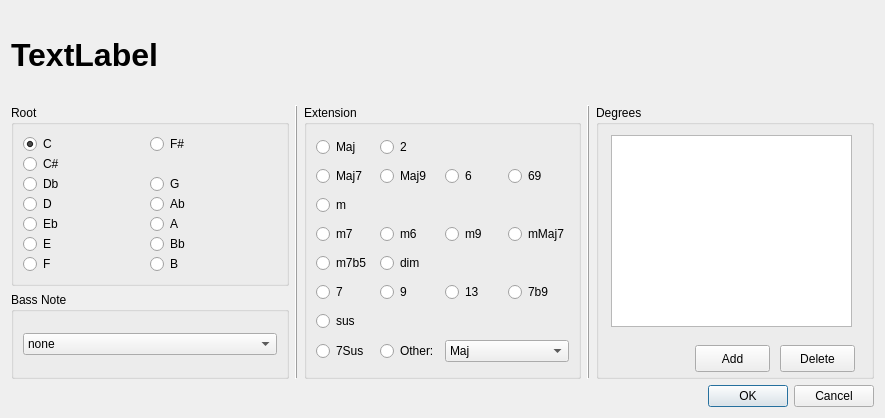
Old version of the form mscore/mscore/chordedit.ui in the repository musescore/musescore-old.
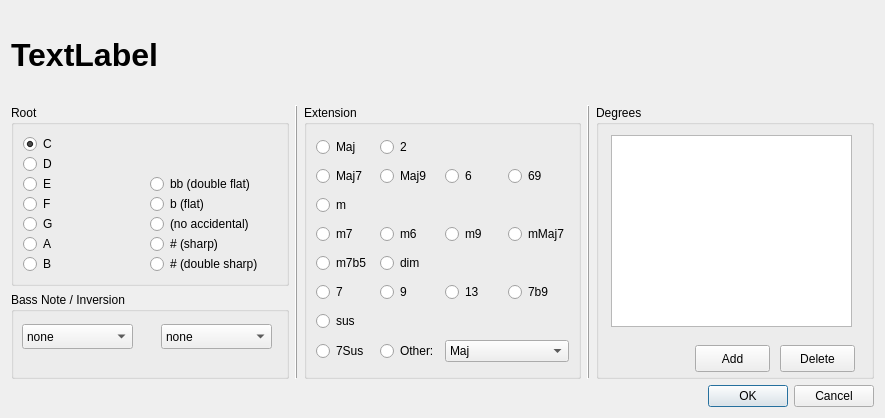
New version of the form.

Patch:
```diff
--- a/mscore/mscore/chordedit.ui
+++ b/mscore/mscore/chordedit.ui
@@ -52,87 +52,80 @@
         </property>
        </widget>
       </item>
-      <item row="0" column="1" >
-       <widget class="QRadioButton" name="rootFis" >
-        <property name="text" >
-         <string>F#</string>
-        </property>
-       </widget>
-      </item>
       <item row="2" column="0" >
-       <widget class="QRadioButton" name="rootDb" >
+       <widget class="QRadioButton" name="rootE" >
         <property name="text" >
-         <string>Db</string>
+         <string>E</string>
         </property>
        </widget>
       </item>
       <item row="2" column="1" >
+       <widget class="QRadioButton" name="accDFlat" >
+        <property name="text" >
+         <string>bb (double flat)</string>
+        </property>
+       </widget>
+      </item>
+      <item row="3" column="0" >
+       <widget class="QRadioButton" name="rootF" >
+        <property name="text" >
+         <string>F</string>
+        </property>
+       </widget>
+      </item>
+      <item row="3" column="1" >
+       <widget class="QRadioButton" name="accFlat" >
+        <property name="text" >
+         <string>b (flat)</string>
+        </property>
+       </widget>
+      </item>
+      <item row="4" column="0" >
        <widget class="QRadioButton" name="rootG" >
         <property name="text" >
          <string>G</string>
         </property>
        </widget>
       </item>
-      <item row="3" column="0" >
-       <widget class="QRadioButton" name="rootD" >
-        <property name="text" >
-         <string>D</string>
-        </property>
-       </widget>
-      </item>
-      <item row="3" column="1" >
-       <widget class="QRadioButton" name="rootAb" >
-        <property name="text" >
-         <string>Ab</string>
-        </property>
-       </widget>
-      </item>
-      <item row="4" column="0" >
-       <widget class="QRadioButton" name="rootEb" >
-        <property name="text" >
-         <string>Eb</string>
-        </property>
-       </widget>
-      </item>
       <item row="4" column="1" >
+       <widget class="QRadioButton" name="accNone" >
+        <property name="text" >
+         <string>(no accidental)</string>
+        </property>
+       </widget>
+      </item>
+      <item row="5" column="0" >
        <widget class="QRadioButton" name="rootA" >
         <property name="text" >
          <string>A</string>
         </property>
        </widget>
       </item>
-      <item row="5" column="0" >
-       <widget class="QRadioButton" name="rootE" >
-        <property name="text" >
-         <string>E</string>
-        </property>
-       </widget>
-      </item>
       <item row="5" column="1" >
        <widget class="QRadioButton" name="rootBb" >
         <property name="text" >
-         <string>Bb</string>
+         <string># (sharp)</string>
         </property>
        </widget>
       </item>
       <item row="6" column="0" >
-       <widget class="QRadioButton" name="rootF" >
-        <property name="text" >
-         <string>F</string>
-        </property>
-       </widget>
-      </item>
-      <item row="6" column="1" >
        <widget class="QRadioButton" name="rootB" >
         <property name="text" >
          <string>B</string>
         </property>
        </widget>
       </item>
+      <item row="6" column="1" >
+       <widget class="QRadioButton" name="accDSharp" >
+        <property name="text" >
+         <string># (double sharp)</string>
+        </property>
+       </widget>
+      </item>
       <item row="1" column="0" >
-       <widget class="QRadioButton" name="rootCis" >
+       <widget class="QRadioButton" name="rootD" >
         <property name="text" >
-         <string>C#</string>
+         <string>D</string>
         </property>
        </widget>
       </item>
@@ -1034,14 +1027,20 @@
    <item row="2" column="0" >
     <widget class="QGroupBox" name="groupBox_3" >
      <property name="title" >
-      <string>Bass Note</string>
+      <string>Bass Note / Inversion</string>
      </property>
      <property name="flat" >
       <bool>true</bool>
      </property>
-     <layout class="QVBoxLayout" >
-      <item>
        <widget class="QComboBox" name="bassNote" >
+      <property name="geometry" >
+       <rect>
+        <x>11</x>
+        <y>32</y>
+        <width>111</width>
+        <height>25</height>
+       </rect>
+      </property>
         <item>
          <property name="text" >
           <string>none</string>
@@ -1108,8 +1107,39 @@
          </property>
         </item>
        </widget>
+     <widget class="QComboBox" name="inversion" >
+      <property name="geometry" >
+       <rect>
+        <x>150</x>
+        <y>32</y>
+        <width>111</width>
+        <height>25</height>
+       </rect>
+      </property>
+      <property name="currentIndex" >
+       <number>0</number>
+      </property>
+      <item>
+       <property name="text" >
+        <string>none</string>
+       </property>
       </item>
-     </layout>
+      <item>
+       <property name="text" >
+        <string>1</string>
+       </property>
+      </item>
+      <item>
+       <property name="text" >
+        <string>2</string>
+       </property>
+      </item>
+      <item>
+       <property name="text" >
+        <string>3</string>
+       </property>
+      </item>
+     </widget>
     </widget>
    </item>
    <item row="3" column="2" colspan="3" >
```
Left out of the diff: 2 changed lines with no effect on the pictures. Lines whose indentation alone changed are shown as unchanged.
